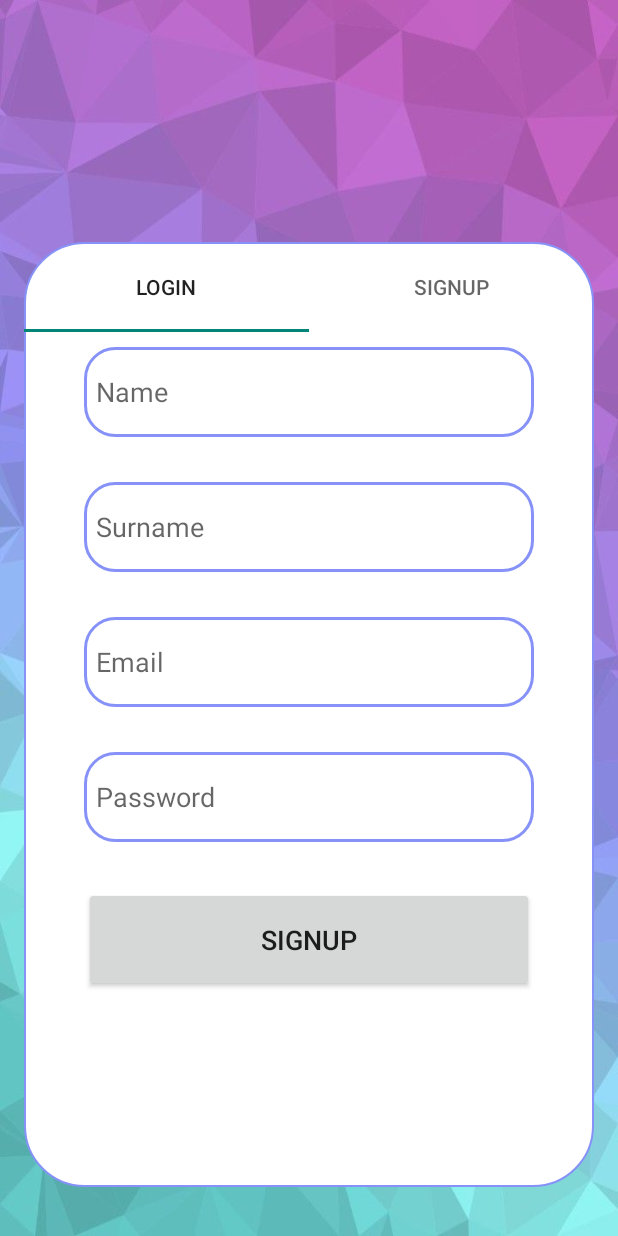
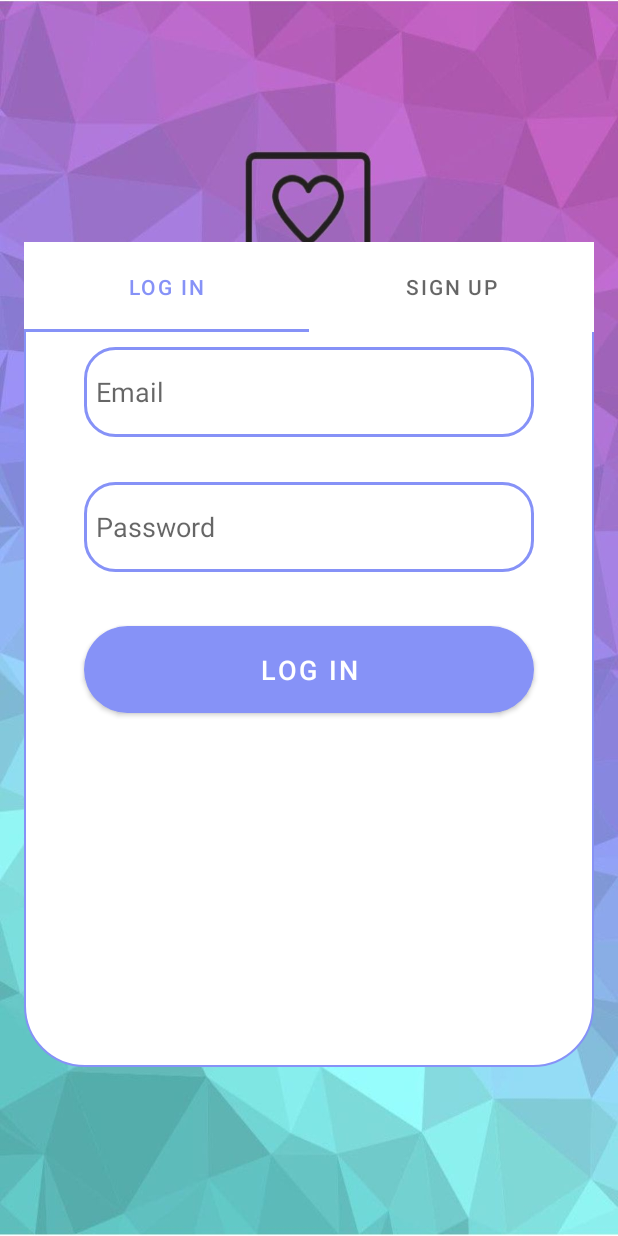
Before and after one commit to eupafe/socialGiftPrpr, an Android app: the screen it shows after launch (MainActivity), on a phone screen of 412 x 824 dp. Run offline under Robolectric (Android 15) with nearby library versions, the light colour scheme and no system bars.

Commit message:
adjust login

```diff
--- a/app/src/main/java/com/example/socialgiftprpr/MainActivity.java
+++ b/app/src/main/java/com/example/socialgiftprpr/MainActivity.java
@@ -22,8 +22,8 @@ public class MainActivity extends AppCompatActivity {
         tabLayout = findViewById(R.id.tab_layout);
         viewPager2 = findViewById(R.id.view_pager);
 
-        tabLayout.addTab(tabLayout.newTab().setText("Login"));
-        tabLayout.addTab(tabLayout.newTab().setText("Signup"));
+        tabLayout.addTab(tabLayout.newTab().setText("Log In"));
+        tabLayout.addTab(tabLayout.newTab().setText("Sign Up"));
 
         FragmentManager fragmentManager = getSupportFragmentManager();
         adapter = new ViewPagerAdapter(fragmentManager, getLifecycle());
--- a/app/src/main/java/com/example/socialgiftprpr/ViewPagerAdapter.java
+++ b/app/src/main/java/com/example/socialgiftprpr/ViewPagerAdapter.java
@@ -16,9 +16,9 @@ public class ViewPagerAdapter extends FragmentStateAdapter {
     @Override
     public Fragment createFragment(int position) {
         if(position == 1){
-            return new logIn();
+            return new signUp();
         }
-        return new signUp();
+        return new logIn();
     }
 
     @Override
--- a/app/src/main/res/layout/activity_main.xml
+++ b/app/src/main/res/layout/activity_main.xml
@@ -21,7 +21,7 @@
 
         <androidx.viewpager2.widget.ViewPager2
             android:layout_width="match_parent"
-            android:layout_height="630dp"
+            android:layout_height="550dp"
             android:id="@+id/view_pager"
             app:layout_constraintVertical_bias="0"
             android:background="@drawable/view_pager"
--- a/app/src/main/res/layout/fragment_log_in.xml
+++ b/app/src/main/res/layout/fragment_log_in.xml
@@ -49,7 +49,7 @@
                 android:layout_marginTop="30dp"
                 android:id="@+id/login_button"
                 android:textSize="18sp"
-                android:text="Login"
+                android:text="Log In"
                 app:cornerRadius = "30dp"/>
 
 
--- a/app/src/main/res/layout/fragment_sign_up.xml
+++ b/app/src/main/res/layout/fragment_sign_up.xml
@@ -68,7 +68,7 @@
                 android:layout_marginTop="30dp"
                 android:id="@+id/signup_button"
                 android:textSize="18sp"
-                android:text="SignUp"
+                android:text="Sign Up"
                 app:cornerRadius = "30dp"/>
 
 
--- a/app/src/main/res/values/themes.xml
+++ b/app/src/main/res/values/themes.xml
@@ -1,6 +1,6 @@
 <resources xmlns:tools="http://schemas.android.com/tools">
     <!-- Base application theme. -->
-    <style name="Theme.SocialGiftPrpr" parent="Theme.MaterialComponents.DayNight.NoActionBarr">
+    <style name="Theme.SocialGiftPrpr" parent="Theme.MaterialComponents.DayNight.NoActionBar">
         <!-- Primary brand color. -->
         <item name="colorPrimary">@color/lavender</item>
         <item name="colorPrimaryVariant">@color/lavender</item>
```
Also changed, not shown: app/src/main/res/drawable/background.jpg.
